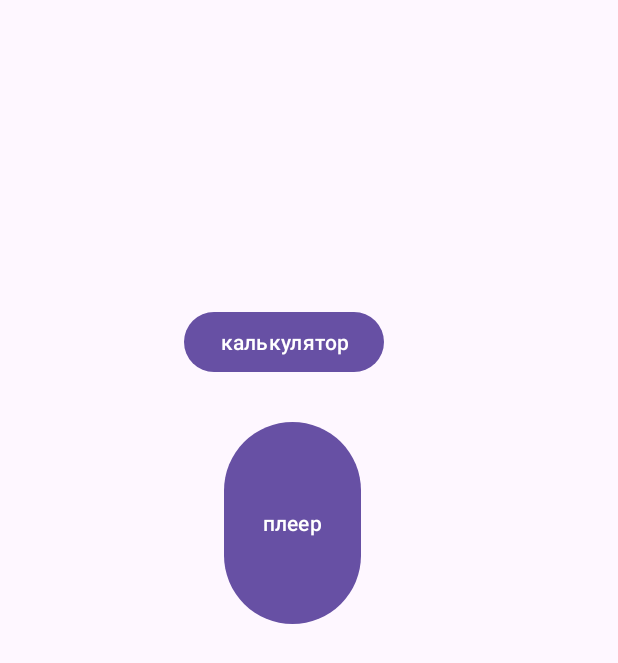
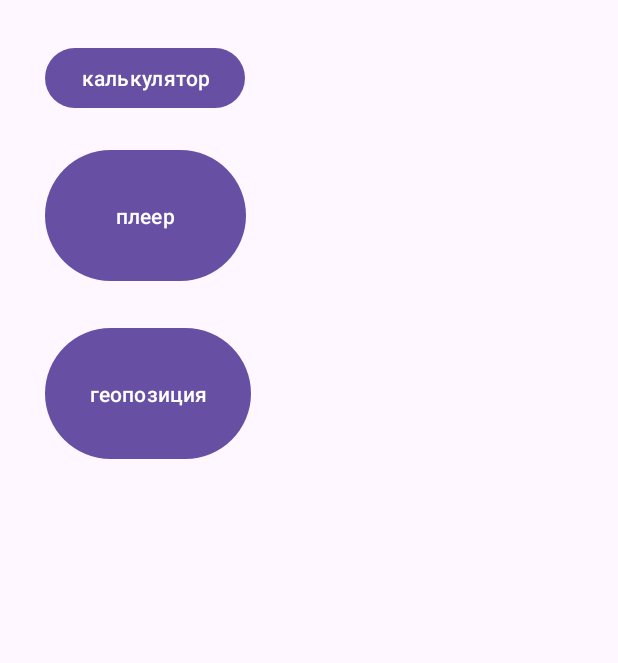
Before and after one commit to Vikashweps/Android, an Android app: the screen it shows after launch (MainActivity), on a phone screen of 412 x 824 dp. Shown: the top 663 px of the screen. Run offline under Robolectric (Android 15) with nearby library versions, the phone set to English and light mode, and no system bars.

Commit message:
сделан Locations

```diff
--- a/app/src/main/java/com/example/progect/MainActivity.kt
+++ b/app/src/main/java/com/example/progect/MainActivity.kt
@@ -12,6 +12,7 @@ class MainActivity : AppCompatActivity() {
     private var log_tag : String = "MY_LOG_TAG"
     private lateinit var bGoToCalc: Button
     private lateinit var bGoToPlayer: Button
+    private lateinit var bGoToLocation: Button
 
     override fun onCreate(savedInstanceState: Bundle?) {
         super.onCreate(savedInstanceState)
@@ -25,6 +26,8 @@ class MainActivity : AppCompatActivity() {
 
         bGoToCalc = findViewById<Button>(R.id.calc)
         bGoToPlayer = findViewById<Button>(R.id.player)
+        bGoToLocation = findViewById<Button>(R.id.location)
+
     }
 
     override fun onStart() {
@@ -35,13 +38,17 @@ class MainActivity : AppCompatActivity() {
         super.onResume()
         Log.d (log_tag, "onResume method")
         bGoToCalc.setOnClickListener({
-
             val randomIntent = Intent(this, Calc::class.java)
 
             startActivity(randomIntent)
         });
         bGoToPlayer.setOnClickListener({
             val randomIntent = Intent(this, Player::class.java)
+            startActivity(randomIntent)
+        });
+
+        bGoToLocation.setOnClickListener({
+            val randomIntent = Intent(this, Locations::class.java)
             startActivity(randomIntent)
         });
     }
--- a/app/src/main/res/layout/activity_main.xml
+++ b/app/src/main/res/layout/activity_main.xml
@@ -11,22 +11,34 @@
         android:id="@+id/calc"
         android:layout_width="wrap_content"
         android:layout_height="wrap_content"
-        android:layout_marginTop="204dp"
-        android:layout_marginEnd="156dp"
-        android:layout_marginBottom="25dp"
+        android:layout_marginStart="30dp"
+        android:layout_marginTop="28dp"
+        android:layout_marginBottom="20dp"
         android:text="калькулятор"
         app:layout_constraintBottom_toTopOf="@+id/player"
-        app:layout_constraintEnd_toEndOf="parent"
+        app:layout_constraintStart_toStartOf="parent"
         app:layout_constraintTop_toTopOf="parent" />
 
     <Button
         android:id="@+id/player"
-        android:layout_width="91dp"
+        android:layout_width="0dp"
         android:layout_height="0dp"
-        android:layout_marginEnd="15dp"
-        android:layout_marginBottom="404dp"
+        android:layout_marginEnd="3dp"
+        android:layout_marginBottom="23dp"
         android:text="плеер"
+        app:layout_constraintBottom_toTopOf="@+id/location"
+        app:layout_constraintEnd_toEndOf="@+id/location"
+        app:layout_constraintStart_toStartOf="@+id/calc"
+        app:layout_constraintTop_toBottomOf="@+id/calc" />
+
+    <Button
+        android:id="@+id/location"
+        android:layout_width="137dp"
+        android:layout_height="0dp"
+        android:layout_marginStart="30dp"
+        android:layout_marginBottom="514dp"
+        android:text="геопозиция"
         app:layout_constraintBottom_toBottomOf="parent"
-        app:layout_constraintEnd_toEndOf="@+id/calc"
-        app:layout_constraintTop_toBottomOf="@+id/calc" />
+        app:layout_constraintStart_toStartOf="parent"
+        app:layout_constraintTop_toBottomOf="@+id/player" />
 </androidx.constraintlayout.widget.ConstraintLayout>
--- a/build.gradle
+++ b/build.gradle
@@ -2,4 +2,5 @@
 plugins {
 alias(libs.plugins.android.application) apply false
     alias(libs.plugins.kotlin.android) apply false
+
 }
```
Also changed, not shown: app/build.gradle (+10 -9 lines), app/src/main/AndroidManifest.xml (+15 -0 lines), app/src/main/java/com/example/progect/Locations.kt (added, +172 -0 lines), app/src/main/res/layout/activity_locations.xml (added, +95 -0 lines), gradle/libs.versions.toml (+12 -8 lines).
